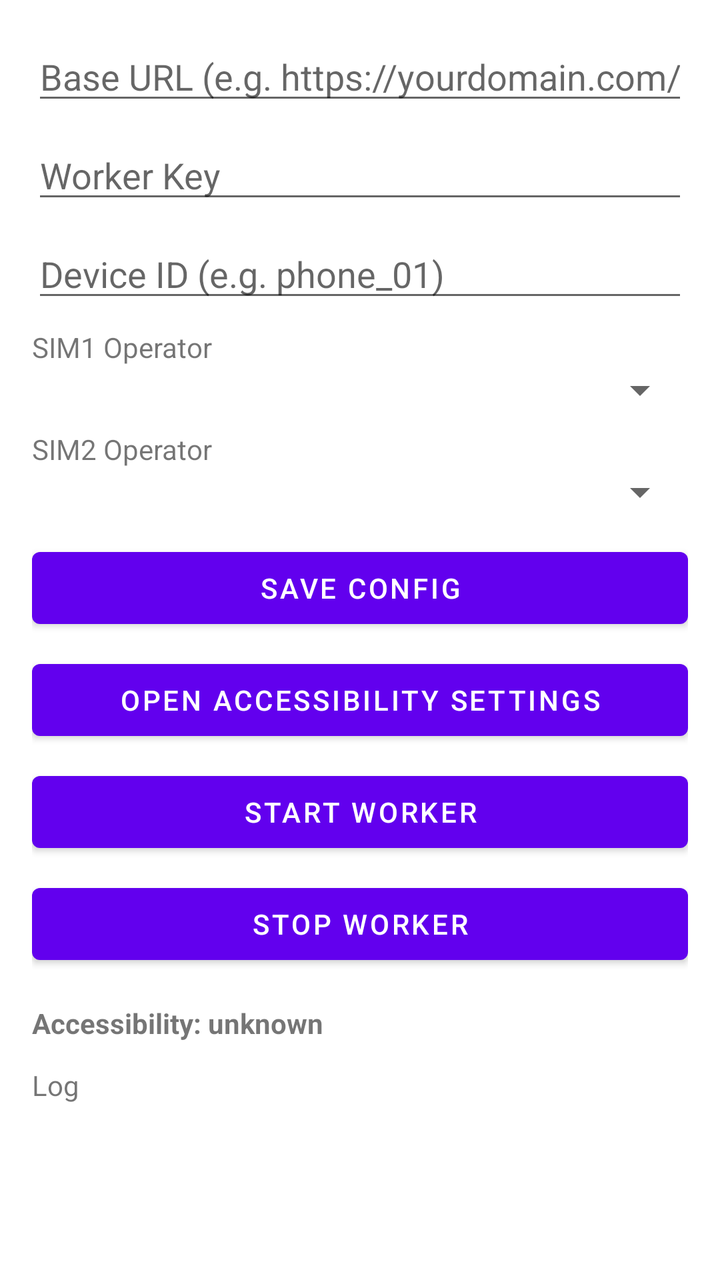
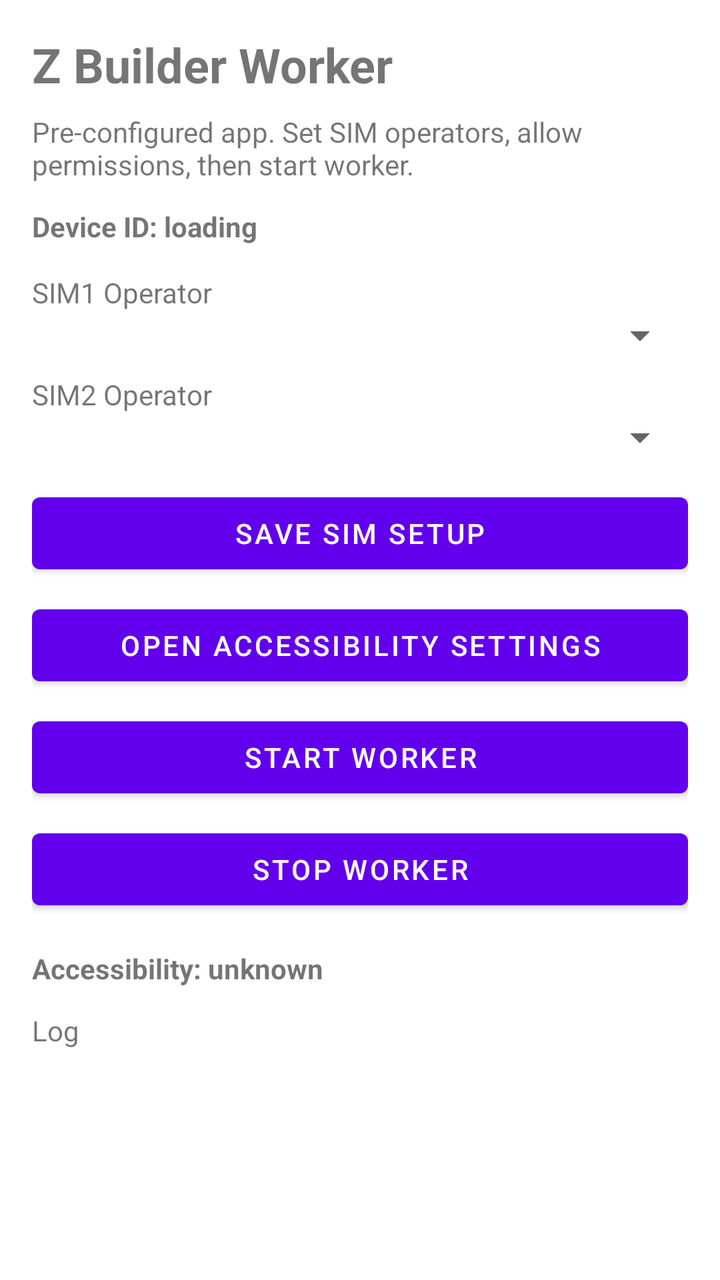

Screens rendered from an Android XML layout before and after an edit, with the pre-edit source and the edit as a unified diff.
<!-- AndroidManifest.xml: application theme Theme.MaterialComponents.DayNight.NoActionBar -->
<!-- res/layout/activity_main.xml -->
<?xml version="1.0" encoding="utf-8"?>
<ScrollView xmlns:android="http://schemas.android.com/apk/res/android"
    android:layout_width="match_parent"
    android:layout_height="match_parent"
    android:fillViewport="true">

    <LinearLayout
        android:id="@+id/rootMain"
        android:layout_width="match_parent"
        android:layout_height="wrap_content"
        android:orientation="vertical"
        android:padding="16dp"
        android:focusable="true"
        android:focusableInTouchMode="true"
        android:descendantFocusability="beforeDescendants">

        <EditText
            android:id="@+id/etBaseUrl"
            android:layout_width="match_parent"
            android:layout_height="wrap_content"
            android:hint="Base URL (e.g. https://yourdomain.com/api)"
            android:inputType="textUri" />

        <EditText
            android:id="@+id/etWorkerKey"
            android:layout_width="match_parent"
            android:layout_height="wrap_content"
            android:layout_marginTop="8dp"
            android:hint="Worker Key" />

        <EditText
            android:id="@+id/etDeviceId"
            android:layout_width="match_parent"
            android:layout_height="wrap_content"
            android:layout_marginTop="8dp"
            android:hint="Device ID (e.g. phone_01)" />

        <TextView
            android:layout_width="match_parent"
            android:layout_height="wrap_content"
            android:layout_marginTop="8dp"
            android:text="SIM1 Operator" />

        <Spinner
            android:id="@+id/spSim1Operator"
            android:layout_width="match_parent"
            android:layout_height="wrap_content" />

        <TextView
            android:layout_width="match_parent"
            android:layout_height="wrap_content"
            android:layout_marginTop="8dp"
            android:text="SIM2 Operator" />

        <Spinner
            android:id="@+id/spSim2Operator"
            android:layout_width="match_parent"
            android:layout_height="wrap_content" />

        <Button
            android:id="@+id/btnSave"
            android:layout_width="match_parent"
            android:layout_height="wrap_content"
            android:layout_marginTop="12dp"
            android:text="Save Config" />

        <Button
            android:id="@+id/btnOpenAccessibility"
            android:layout_width="match_parent"
            android:layout_height="wrap_content"
            android:layout_marginTop="8dp"
            android:text="Open Accessibility Settings" />

        <Button
            android:id="@+id/btnStart"
            android:layout_width="match_parent"
            android:layout_height="wrap_content"
            android:layout_marginTop="8dp"
            android:text="Start Worker" />

        <Button
            android:id="@+id/btnStop"
            android:layout_width="match_parent"
            android:layout_height="wrap_content"
            android:layout_marginTop="8dp"
            android:text="Stop Worker" />

        <TextView
            android:id="@+id/tvAccessibility"
            android:layout_width="match_parent"
            android:layout_height="wrap_content"
            android:layout_marginTop="16dp"
            android:text="Accessibility: unknown"
            android:textStyle="bold" />

        <TextView
            android:id="@+id/tvLog"
            android:layout_width="match_parent"
            android:layout_height="wrap_content"
            android:layout_marginTop="12dp"
            android:text="Log"
            android:textIsSelectable="true" />

    </LinearLayout>
</ScrollView>
<!-- resources referenced by this layout -->
<resources>

</resources>

<!-- the commit's change to res/layout/activity_main.xml (unified diff, before → after) -->
@@ -14,31 +14,33 @@
         android:focusableInTouchMode="true"
         android:descendantFocusability="beforeDescendants">
 
-        <EditText
-            android:id="@+id/etBaseUrl"
+        <TextView
+            android:id="@+id/tvAppTitle"
             android:layout_width="match_parent"
             android:layout_height="wrap_content"
-            android:hint="Base URL (e.g. https://yourdomain.com/api)"
-            android:inputType="textUri" />
+            android:text="Z Builder Worker"
+            android:textSize="24sp"
+            android:textStyle="bold" />
 
-        <EditText
-            android:id="@+id/etWorkerKey"
+        <TextView
+            android:id="@+id/tvConnectionInfo"
             android:layout_width="match_parent"
             android:layout_height="wrap_content"
             android:layout_marginTop="8dp"
-            android:hint="Worker Key" />
+            android:text="Pre-configured app. Set SIM operators, allow permissions, then start worker." />
 
-        <EditText
-            android:id="@+id/etDeviceId"
+        <TextView
+            android:id="@+id/tvDeviceId"
             android:layout_width="match_parent"
             android:layout_height="wrap_content"
-            android:layout_marginTop="8dp"
-            android:hint="Device ID (e.g. phone_01)" />
+            android:layout_marginTop="12dp"
+            android:text="Device ID: loading"
+            android:textStyle="bold" />
 
         <TextView
             android:layout_width="match_parent"
             android:layout_height="wrap_content"
-            android:layout_marginTop="8dp"
+            android:layout_marginTop="14dp"
             android:text="SIM1 Operator" />
 
         <Spinner
@@ -62,7 +64,7 @@
             android:layout_width="match_parent"
             android:layout_height="wrap_content"
             android:layout_marginTop="12dp"
-            android:text="Save Config" />
+            android:text="Save SIM Setup" />
 
         <Button
             android:id="@+id/btnOpenAccessibility"
